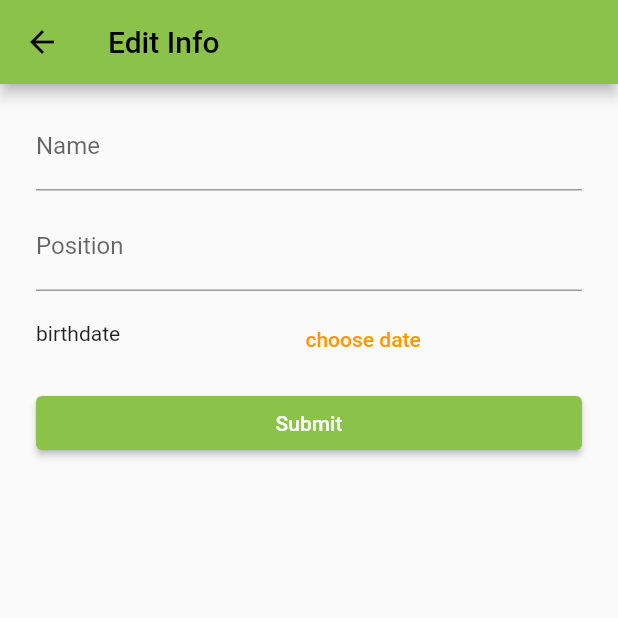
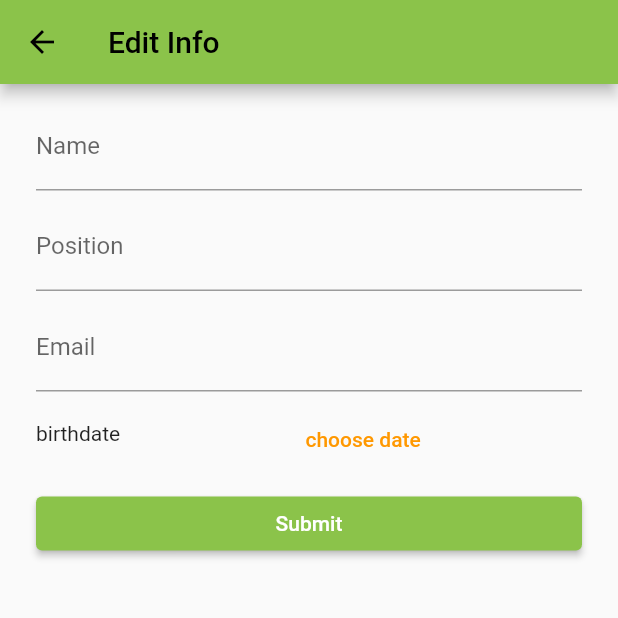
Before and after one commit to mimmiam/gsb_day02, a Flutter app: the screen it shows after launch, after a tap on the "edit" icon, on a phone screen of 412 x 824 dp, the top half of it. Run offline on Flutter 3.47's test engine with Material 2 defaults, Android fonts, the phone set to English and light mode, and no system bars; our stand-ins replace shared_preferences; network calls fail.

Commit message:
kill some warning and add field email

```diff
--- a/lib/main.dart
+++ b/lib/main.dart
@@ -13,7 +13,7 @@ class MyApp extends StatelessWidget {
   Widget build(BuildContext context) {
     return MaterialApp(
       routes: {
-        '/editinfo': ((context) => EditInfoScreen()),
+        '/editinfo': ((context) => const EditInfoScreen()),
       },
       title: 'GSB Day 2',
       theme: ThemeData(
@@ -21,7 +21,7 @@ class MyApp extends StatelessWidget {
         primarySwatch: Colors.lightGreen,
         secondaryHeaderColor: Colors.orange
       ),
-      home: HomeScreen(),
+      home: const HomeScreen(),
     );
   }
 }
--- a/lib/models/info.dart
+++ b/lib/models/info.dart
@@ -2,4 +2,5 @@ class Info{
   String name = '';
   String birthdate = '';
   String position = '';
+  String email = '';
 }
--- a/lib/pages/Info.dart
+++ b/lib/pages/Info.dart
@@ -1,6 +1,6 @@
 import 'package:flutter/material.dart';
 import 'package:gsb_day2/models/info.dart';
-import 'package:gsb_day2/utills/localDate.dart';
+import 'package:gsb_day2/utills/local_date.dart';
 
 class InfoScreen extends StatefulWidget {
   const InfoScreen({Key? key}) : super(key: key);
@@ -13,38 +13,66 @@ class _InfoScreenState extends State<InfoScreen> {
 
   @override
   Widget build(BuildContext context) {
-    TextStyle textStyle = TextStyle(fontSize: 20);
+    // TextStyle textStyle = TextStyle(fontSize: 20);
     return Scaffold(
       body: FutureBuilder(
         future: _getInfo() ,
         builder: (BuildContext context, AsyncSnapshot<Info> snapshot) {
           if(!snapshot.hasData){
-            return Center(child: CircularProgressIndicator());
+            return const Center(child: CircularProgressIndicator());
           }
           Info ? info = snapshot.data;
-          return Container(
+          return SizedBox(
             width: double.infinity,
             child: Column(
-              mainAxisAlignment: MainAxisAlignment.center,
+              // mainAxisAlignment: MainAxisAlignment.center,
               children: [
-                Text('Name: ${info!.name}', style: textStyle,),
-                Text('Position: ${info.position}', style: textStyle,),
-                Text('Birthday: ${info.birthdate}', style: textStyle,),
-                SizedBox(height: 20,),
+                const SizedBox(height: 20),
+                const CircleAvatar(
+                  radius: 80,
+                  backgroundImage: NetworkImage(
+                      'https://i.natgeofe.com/n/3861de2a-04e6-45fd-aec8-02e7809f9d4e/02-cat-training-NationalGeographic_1484324_3x4.jpg'
+                  ),
+                ),
+                const SizedBox(height: 10),
+                Card(
+                  child: ListTile(
+                    title: const Text('Name'),
+                    subtitle: Text(info!.name),
+                  ),
+                ),
+                Card(
+                  child: ListTile(
+                    title: const Text('Position'),
+                    subtitle: Text(info.position),
+                  ),
+                ),
+                Card(
+                  child: ListTile(
+                    title: const Text('Birthdate'),
+                    subtitle: Text(info.birthdate),
+                  ),
+                ),
+                Card(
+                  child: ListTile(
+                    title: const Text('Email'),
+                    subtitle: Text(info.email),
+                  ),
+                ),
+                const SizedBox(height: 20,),
                 ElevatedButton(
                     onPressed: () {
                       Navigator.pushNamed(context, '/editinfo',
                           arguments: info).then((value) => setState(() {}));
                     },
-                    child: Icon(
+                    style: ElevatedButton.styleFrom(
+                      primary: Theme.of(context).primaryColor,
+                      shape: const CircleBorder(),
+                      padding: const EdgeInsets.all(24),
+                    ),
+                    child: const Icon(
                         Icons.edit,
                         color: Colors.white
-                    ),
-                    style: ElevatedButton.styleFrom(
-                      primary: Theme.of(context).primaryColor,
-                      shape: CircleBorder(),
-                      padding: EdgeInsets.all(24),
-
                     ),
                 )
               ],
@@ -60,6 +88,7 @@ class _InfoScreenState extends State<InfoScreen> {
     Info info = Info();
     info.name = await localData.getString('name')??'';
     info.position = await localData.getString('position')??'';
+    info.email = await localData.getString('email')??'';
     info.birthdate = await localData.getString('birthdate')??'';
     return info;
   }
--- a/lib/pages/editInfo.dart
+++ b/lib/pages/editInfo.dart
@@ -1,8 +1,6 @@
-import 'dart:ffi';
-
 import 'package:flutter/material.dart';
 import 'package:gsb_day2/models/info.dart';
-import 'package:gsb_day2/utills/localDate.dart';
+import 'package:gsb_day2/utills/local_date.dart';
 import 'package:intl/intl.dart';
 
 
@@ -22,10 +20,10 @@ class _EditInfoScreenState extends State<EditInfoScreen> {
     return Scaffold(
       appBar: AppBar(
         // backgroundColor: Colors.lightGreen,
-        title: Text('Edit Info'),
+        title: const Text('Edit Info'),
       ),
       body: Container(
-        margin: EdgeInsets.all(8),
+        margin: const EdgeInsets.all(8),
         child: Form(
           key: _keyform,
           child: Column(
@@ -37,7 +35,7 @@ class _EditInfoScreenState extends State<EditInfoScreen> {
                     info.name = value!;
                   },
                   validator: _validateString,
-                  decoration: InputDecoration(
+                  decoration: const InputDecoration(
                     labelText: 'Name'
                   ),
                 ),
@@ -49,22 +47,34 @@ class _EditInfoScreenState extends State<EditInfoScreen> {
                     info.position = value!;
                   },
                   validator: _validateString,
-                  decoration: InputDecoration(
+                  decoration: const InputDecoration(
                       labelText: 'Position',
                   ),
                 ),
               ),
               ListTile(
-                leading: Text('birthdate'),
+                title: TextFormField(
+                  initialValue: info.email,
+                  onSaved: (String ? value){
+                    info.email = value!;
+                  },
+                  validator: _validateString,
+                  decoration: const InputDecoration(
+                    labelText: 'Email',
+                  ),
+                ),
+              ),
+              ListTile(
+                leading: const Text('birthdate'),
                 title: TextButton(
-                  child: Text(
-                    info.birthdate == '' ? 'choose date' : info.birthdate,
-                  ),
                   onPressed: () {
                     _selectDate();
                   },
                   style: TextButton.styleFrom(
                     primary: Theme.of(context).secondaryHeaderColor,
+                  ),
+                  child: Text(
+                    info.birthdate == '' ? 'choose date' : info.birthdate,
                   ),
                 ),
               ),
@@ -74,13 +84,13 @@ class _EditInfoScreenState extends State<EditInfoScreen> {
                       primary: Theme.of(context).primaryColor,
 
                     ),
-                    child: Text(
+                    onPressed: _submit,
+                    child: const Text(
                       'Submit',
                       style: TextStyle(
                         color: Colors.white
                       )
                     ),
-                    onPressed: _submit,
                   )
               )
             ],
@@ -111,6 +121,7 @@ class _EditInfoScreenState extends State<EditInfoScreen> {
     bool isSave = await localData.setString(key: 'name', value: info.name);
     isSave = await localData.setString(key: 'position', value: info.position);
     isSave = await localData.setString(key: 'birthdate', value: info.birthdate);
+    isSave = await localData.setString(key: 'email', value: info.email);
     return isSave;
   }
   _selectDate() async {
--- a/lib/pages/fetch.dart
+++ b/lib/pages/fetch.dart
@@ -24,7 +24,7 @@ class _FetchScreenState extends State<FetchScreen> {
               itemBuilder: (BuildContext context, int i) {
                 Feed feed = feeds[i];
                 return ListTile(
-                  leading: Icon(Icons.ac_unit),
+                  leading: const Icon(Icons.ac_unit),
                   title: Text(feed.title),
                   subtitle: Text(feed.body),
                   trailing: Text(feed.userId.toString()),
@@ -32,7 +32,7 @@ class _FetchScreenState extends State<FetchScreen> {
               },
             );
           }
-          return Center(child: CircularProgressIndicator());
+          return const Center(child: CircularProgressIndicator());
         },
       ),
     );
--- a/lib/pages/home.dart
+++ b/lib/pages/home.dart
@@ -12,8 +12,8 @@ class HomeScreen extends StatefulWidget {
 class _HomeScreenState extends State<HomeScreen> {
   int selectedIndex = 0;
   List<Widget> pages = [
-    InfoScreen(),
-    FetchScreen(),
+    const InfoScreen(),
+    const FetchScreen(),
   ];
 
   @override
@@ -21,15 +21,15 @@ class _HomeScreenState extends State<HomeScreen> {
     return Scaffold(
       appBar: AppBar(
         // backgroundColor: Colors.lightGreen,
-        title: Text('GSB Day 2'),
+        title: const Text('Demo'),
       ),
       drawer: Drawer(
         child: ListView(
           children: [
             DrawerHeader(
-              decoration: BoxDecoration(color: Colors.lightGreen),
+              decoration: const BoxDecoration(color: Colors.lightGreen),
               child: Column(
-                children: [
+                children: const [
                   CircleAvatar(
                     radius: 50,
                     backgroundImage: NetworkImage(
@@ -43,13 +43,13 @@ class _HomeScreenState extends State<HomeScreen> {
               ),
             ),
             ListTile(
-              leading: Icon(Icons.person),
-              title: Text('Info'),
+              leading: const Icon(Icons.person),
+              title: const Text('Info'),
               onTap: () => _selectedIndex(0),
             ),
             ListTile(
-              leading: Icon(Icons.data_array),
-              title: Text('Fetch data'),
+              leading: const Icon(Icons.data_array),
+              title: const Text('Fetch data'),
               onTap: () => _selectedIndex(1),
             )
           ],
```
Also changed, not shown: lib/utills/local_date.dart (renamed from lib/utills/localDate.dart).
